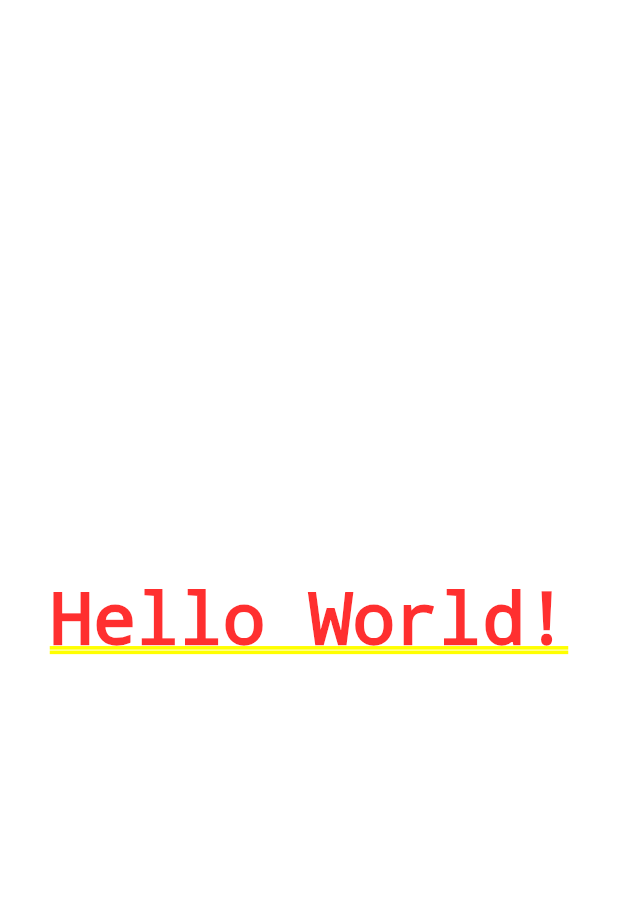
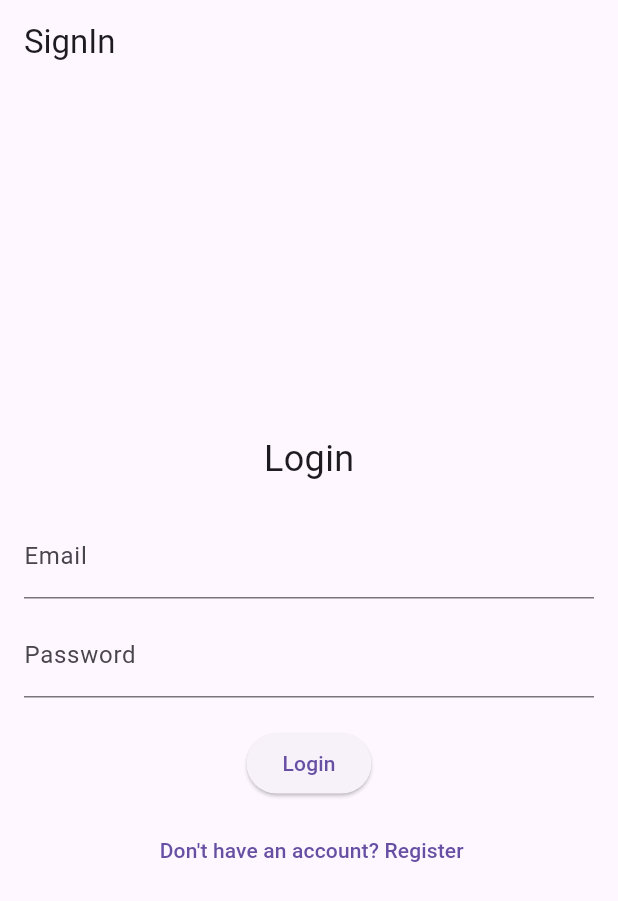
Before and after one commit to elgod7/supos_v3, a Flutter app: the screen it shows after launch, on a phone screen of 412 x 824 dp. Shown: the top 901 px of the screen. Run offline on Flutter 3.47's test engine with Material 3 defaults, Android fonts, the phone set to English and light mode, and no system bars; our stand-ins replace equatable, flutter_bloc, flutter_dotenv, go_router, supabase_flutter; accounts and stored records are empty.

Commit message:
auth login and signup successful

```diff
--- a/lib/app/app.dart
+++ b/lib/app/app.dart
@@ -1,22 +1,102 @@
 import 'package:flutter/material.dart';
+import 'package:flutter_bloc/flutter_bloc.dart';
+import 'package:go_router/go_router.dart';
+import 'package:supos_v3/app/home.dart';
+import '../core/supabase/auth_service.dart';
+import '../modules/auth/view/auth_page.dart';
+import '../modules/auth/bloc/auth_bloc.dart';
 
 class MyApp extends StatefulWidget {
   const MyApp({super.key});
 
   @override
-  State<MyApp> createState() => _MyAppState();
+  MyAppState createState() => MyAppState();
 }
 
-class _MyAppState extends State<MyApp> {
+class MyAppState extends State<MyApp> {
+  final AuthService _authService = AuthService();
+  bool _sessionChecked = false;
+  late final GoRouter _router;
+
+  @override
+  void initState() {
+    super.initState();
+    _initializeRouter();
+    _checkSession();
+  }
+
+  void _initializeRouter() {
+    _router = GoRouter(
+      initialLocation: '/',
+      redirect: (context, state) {
+        final isLoggingIn = state.uri.toString() == '/';
+        final isLoggedIn = context.read<AuthBloc>().state is AuthAuthenticated;
+        if (!isLoggedIn && !isLoggingIn) return '/';
+        if (isLoggedIn && isLoggingIn) return '/home';
+        return null;
+      },
+      routes: [
+        GoRoute(
+          path: '/',
+          builder: (context, state) => const AuthPage(key: Key('auth_page')),
+        ),
+        GoRoute(
+          path: '/home',
+          builder: (context, state) {
+            return HomeScreen(
+              userName: 'Elias',
+            );
+          },
+        ),
+      ],
+    );
+  }
+
+  Future<void> _checkSession() async {
+    bool isLoggedIn;
+    try {
+      isLoggedIn = await _authService.restoreSession();
+    } catch (e) {
+      debugPrint('Session restoration error: $e');
+      isLoggedIn = false;
+    }
+
+    if (mounted) {
+      setState(() {
+        _sessionChecked = true;
+        if (isLoggedIn) {
+          context.read<AuthBloc>().add(AppStarted());
+        } else {
+          context.read<AuthBloc>().add(LogoutRequested());
+        }
+      });
+    }
+  }
+
   @override
   Widget build(BuildContext context) {
-    return MaterialApp(
+    if (!_sessionChecked) {
+      return MaterialApp(
+          debugShowCheckedModeBanner: false,
+          home: Scaffold(body: Center(child: CircularProgressIndicator())));
+    }
+
+    return MaterialApp.router(
       debugShowCheckedModeBanner: false,
-      title: 'Supos V3',
-      theme: ThemeData(
-        primarySwatch: Colors.blue,
-      ),
-      home: const Center(child: Text('Hello World!')),
+      routerConfig: _router,
+      theme: ThemeData(primarySwatch: Colors.blue),
+      builder: (context, child) {
+        return BlocListener<AuthBloc, AuthState>(
+          listener: (context, state) {
+            if (state is AuthUnauthenticated) {
+              GoRouter.of(context).go('/');
+            } else if (state is AuthAuthenticated) {
+              GoRouter.of(context).go('/home');
+            }
+          },
+          child: child,
+        );
+      },
     );
   }
 }
--- /dev/null
+++ b/lib/modules/auth/bloc/auth_bloc.dart
@@ -0,0 +1,66 @@
+import 'package:flutter_bloc/flutter_bloc.dart';
+import 'package:equatable/equatable.dart';
+import '/core/supabase/auth_service.dart';
+
+part 'auth_event.dart';
+part 'auth_state.dart';
+
+/// Bloc that manages the authentication flow.
+class AuthBloc extends Bloc<AuthEvent, AuthState> {
+  final AuthService _authService = AuthService();
+
+  /// Constructor that initializes the bloc with the [AuthInitial] state.
+  AuthBloc() : super(AuthInitial()) {
+    on<AppStarted>((event, emit) async {
+      emit(AuthLoading());
+      try {
+        final isLoggedIn = await _authService.restoreSession();
+        if (isLoggedIn) {
+          emit(AuthAuthenticated());
+        } else {
+          emit(AuthUnauthenticated());
+        }
+      } catch (e) {
+        emit(AuthError('Failed to restore session: ${e.toString()}'));
+      }
+    });
+
+    /// Event handler for [LoginRequested].
+    on<LoginRequested>((event, emit) async {
+      emit(AuthLoading());
+      try {
+        // Attempt to log in with the provided email and password.
+        await _authService.signIn(event.email, event.password);
+        emit(AuthAuthenticated());
+      } catch (e) {
+        // Emit [AuthError] if an exception occurs.
+        emit(AuthError(e.toString()));
+      }
+    });
+
+    /// Event handler for [SignupRequested].
+    on<SignupRequested>((event, emit) async {
+      emit(AuthLoading());
+      try {
+        // Attempt to sign up with the provided email and password.
+        await _authService.signUp(event.email, event.password);
+        emit(AuthAuthenticated());
+      } catch (e) {
+        // Emit [AuthError] if an exception occurs.
+        emit(AuthError(e.toString()));
+      }
+    });
+
+    /// Event handler for [LogoutRequested].
+    on<LogoutRequested>((event, emit) async {
+      try {
+        // Attempt to log out the current user.
+        await _authService.signOut();
+        emit(AuthUnauthenticated());
+      } catch (e) {
+        // Emit [AuthError] if an exception occurs during logout.
+        emit(AuthError('Failed to log out: ${e.toString()}'));
+      }
+    });
+  }
+}
--- /dev/null
+++ b/lib/modules/auth/bloc/auth_event.dart
@@ -0,0 +1,37 @@
+part of 'auth_bloc.dart';
+
+/// Base class for all authentication events.
+/// All events extend this class to define specific actions.
+abstract class AuthEvent extends Equatable {
+  @override
+  List<Object> get props => [];
+}
+
+/// Event triggered when the user attempts to log in with email and password.
+class LoginRequested extends AuthEvent {
+  final String email;
+  final String password;
+
+  /// Constructor that takes [email] and [password] as parameters.
+  LoginRequested(this.email, this.password);
+
+  @override
+  List<Object> get props => [email, password];
+}
+/// Event triggered when the app starts to check the user's session.
+class AppStarted extends AuthEvent {}
+
+/// Event triggered when the user attempts to sign up with email and password.
+class SignupRequested extends AuthEvent {
+  final String email;
+  final String password;
+
+  /// Constructor that takes [email] and [password] as parameters.
+  SignupRequested(this.email, this.password);
+
+  @override
+  List<Object> get props => [email, password];
+}
+
+/// Event triggered when the user requests to log out.
+class LogoutRequested extends AuthEvent {}
--- /dev/null
+++ b/lib/modules/auth/bloc/auth_state.dart
@@ -0,0 +1,32 @@
+part of 'auth_bloc.dart';
+
+/// Base class for all authentication states.
+/// All states extend this class to represent different stages in authentication.
+abstract class AuthState extends Equatable {
+  @override
+  List<Object> get props => [];
+}
+
+
+/// Initial state before any authentication action has taken place.
+class AuthInitial extends AuthState {}
+
+/// State while authentication (login/signup) is in progress.
+class AuthLoading extends AuthState {}
+
+/// State when the user is successfully authenticated (logged in).
+class AuthAuthenticated extends AuthState {}
+
+/// State when the user is not authenticated (logged out or session expired).
+class AuthUnauthenticated extends AuthState {}
+
+/// State when an error occurs during authentication.
+class AuthError extends AuthState {
+  final String message;
+
+  /// Constructor that takes an error [message] as a parameter.
+  AuthError(this.message);
+
+  @override
+  List<Object> get props => [message];
+}
--- /dev/null
+++ b/lib/modules/auth/view/auth_page.dart
@@ -0,0 +1,51 @@
+import 'package:flutter/material.dart';
+import 'package:flutter_bloc/flutter_bloc.dart';
+import 'package:go_router/go_router.dart';
+import '../bloc/auth_bloc.dart';
+import 'auth_screen/signin_screen.dart';
+import 'auth_screen/signup_screen.dart';
+
+class AuthPage extends StatefulWidget {
+  const AuthPage({super.key});
+
+  @override
+  _AuthPageState createState() => _AuthPageState();
+}
+
+class _AuthPageState extends State<AuthPage> {
+  bool showLogin = true;
+
+  void toggleScreens() {
+    setState(() {
+      showLogin = !showLogin;
+    });
+  }
+
+  @override
+  Widget build(BuildContext context) {
+    return Scaffold(
+      appBar: AppBar(title: Text(showLogin ? 'SignIn' : 'Register')),
+      body: BlocListener<AuthBloc, AuthState>(
+        listener: (context, state) {
+          if (state is AuthAuthenticated) {
+            context.go('/home');
+          } else if (state is AuthError) {
+            ScaffoldMessenger.of(context).showSnackBar(
+              SnackBar(content: Text(state.message)),
+            );
+          }
+        },
+        child: BlocBuilder<AuthBloc, AuthState>(
+          builder: (context, state) {
+            if (state is AuthLoading) {
+              return Center(child: CircularProgressIndicator());
+            }
+            return showLogin
+                ? SigninScreen(onToggle: toggleScreens)
+                : SignupScreen(onToggle: toggleScreens);
+          },
+        ),
+      ),
+    );
+  }
+}
--- /dev/null
+++ b/lib/modules/auth/view/auth_screen/signin_screen.dart
@@ -0,0 +1,52 @@
+import 'package:flutter/material.dart';
+import 'package:flutter_bloc/flutter_bloc.dart';
+import 'package:supos_v3/utils/constants/app_strings.dart';
+
+import '../../bloc/auth_bloc.dart';
+
+class SigninScreen extends StatelessWidget {
+  final VoidCallback onToggle;
+
+  SigninScreen({super.key, required this.onToggle});
+
+  final TextEditingController emailController = TextEditingController();
+  final TextEditingController passwordController = TextEditingController();
+
+  @override
+  Widget build(BuildContext context) {
+    return Padding(
+      padding: const EdgeInsets.all(16.0),
+      child: Column(
+        mainAxisAlignment: MainAxisAlignment.center,
+        children: [
+          const Text(AppStrings.login, style: TextStyle(fontSize: 24)),
+          const SizedBox(height: 20),
+          TextField(
+            decoration: const InputDecoration(labelText: AppStrings.email),
+            controller: emailController,
+          ),
+          const SizedBox(height: 10),
+          TextField(
+            decoration: const InputDecoration(labelText: AppStrings.password),
+            obscureText: true,
+            controller: passwordController,
+          ),
+          const SizedBox(height: 20),
+          ElevatedButton(
+            onPressed: () {
+              context.read<AuthBloc>().add(LoginRequested(
+                  emailController.text, passwordController.text));
+
+            },
+            child: const Text(AppStrings.login),
+          ),
+          const SizedBox(height: 10),
+          TextButton(
+            onPressed: onToggle,
+            child: const Text(AppStrings.doNotHaveAnAccount),
+          ),
+        ],
+      ),
+    );
+  }
+}
--- /dev/null
+++ b/lib/utils/constants/app_strings.dart
@@ -0,0 +1,36 @@
+class AppStrings {
+  const AppStrings._();
+
+  static const String loginAndRegister = 'Login and Register UI';
+  static const String uhOhPageNotFound = 'uh-oh!\nPage not found';
+  static const String register = 'Register';
+  static const String login = 'Login';
+  static const String createYourAccount = 'Create your account';
+  static const String doNotHaveAnAccount = " Don't have an account? Register";
+  static const String facebook = 'Facebook';
+  static const String google = 'Google';
+  static const String signInToYourNAccount = 'Sign in to your\nAccount';
+  static const String signInToYourAccount = 'Sign in to your Account';
+  static const String iHaveAnAccount = 'Already have an account? Login';
+  static const String forgotPassword = 'Forgot Password?';
+  static const String orLoginWith = 'or Login with';
+
+  static const String loggedIn = 'Logged In!';
+  static const String registrationComplete = 'Registration Complete!';
+
+  static const String name = 'Name';
+  static const String pleaseEnterName = 'Please, Enter Name';
+  static const String invalidName = 'Invalid Name';
+
+  static const String email = 'Email';
+  static const String pleaseEnterEmailAddress = 'Please, Enter Email Address';
+  static const String invalidEmailAddress = 'Invalid Email Address';
+
+  static const String password = 'Password';
+  static const String pleaseEnterPassword = 'Please, Enter Password';
+  static const String invalidPassword = 'Invalid Password';
+
+  static const String confirmPassword = 'Confirm Password';
+  static const String pleaseReEnterPassword = 'Please, Re-Enter Password';
+  static const String passwordNotMatched = 'Password not matched!';
+}
--- a/pubspec.yaml
+++ b/pubspec.yaml
@@ -36,6 +36,10 @@ dependencies:
   cupertino_icons: ^1.0.8
   supabase_flutter: ^2.8.3
   flutter_dotenv: ^5.2.1
+  go_router: ^14.8.0
+  bloc: ^9.0.0
+  equatable: ^2.0.7
+  flutter_bloc: ^9.0.0
 
 dev_dependencies:
   flutter_test:
```
Also changed, not shown: lib/app/home.dart (added, +38 -0 lines), lib/core/supabase/auth_service.dart (added, +69 -0 lines), lib/main.dart (+6 -2 lines), lib/modules/auth/view/auth_screen/signup_screen.dart (added, +60 -0 lines), lib/utils/constants/app_colors.dart (added, +16 -0 lines), lib/utils/helpers/extensions.dart (added, +9 -0 lines), lib/core/supabase/supabase_service.dart (renamed from lib/core/supabase/supabase_services.dart), lib/utils/helpers/go_router_refresh_stream.dart (added), pubspec.lock, 1 other file.
